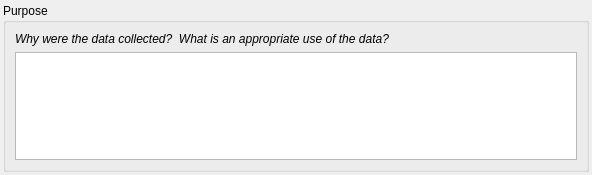
This is pymdwizard/gui/ui_files/purpose.ui in DOI-USGS/fort-pymdwizard as Qt 5 draws it before an edit. The edited form follows.
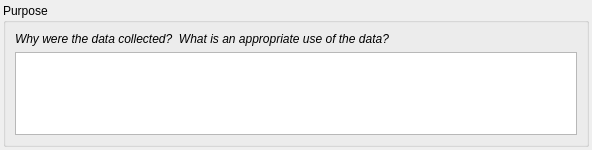
This is the edited form.

Commit message: broke apart descriptor, into several component widgets ... abstract, purpose, and supplinf.  Also changed IdInfo GUI components to take up less real estate.

The edit to the form file:
```diff
--- a/pymdwizard/gui/ui_files/purpose.ui
+++ b/pymdwizard/gui/ui_files/purpose.ui
@@ -7,19 +7,19 @@
     <x>0</x>
     <y>0</y>
     <width>592</width>
-    <height>175</height>
+    <height>150</height>
    </rect>
   </property>
   <property name="minimumSize">
    <size>
     <width>0</width>
-    <height>135</height>
+    <height>110</height>
    </size>
   </property>
   <property name="maximumSize">
    <size>
     <width>16777215</width>
-    <height>175</height>
+    <height>150</height>
    </size>
   </property>
   <property name="font">
```
The commit also changes 15 other files.
